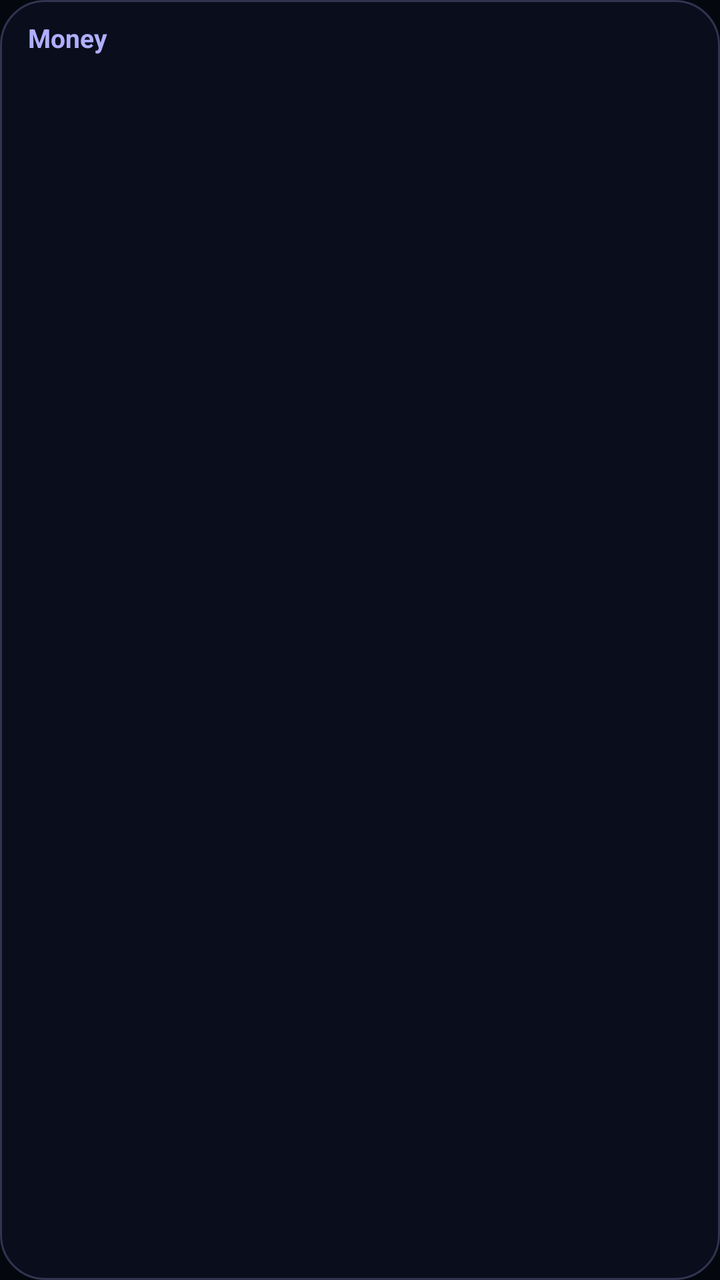
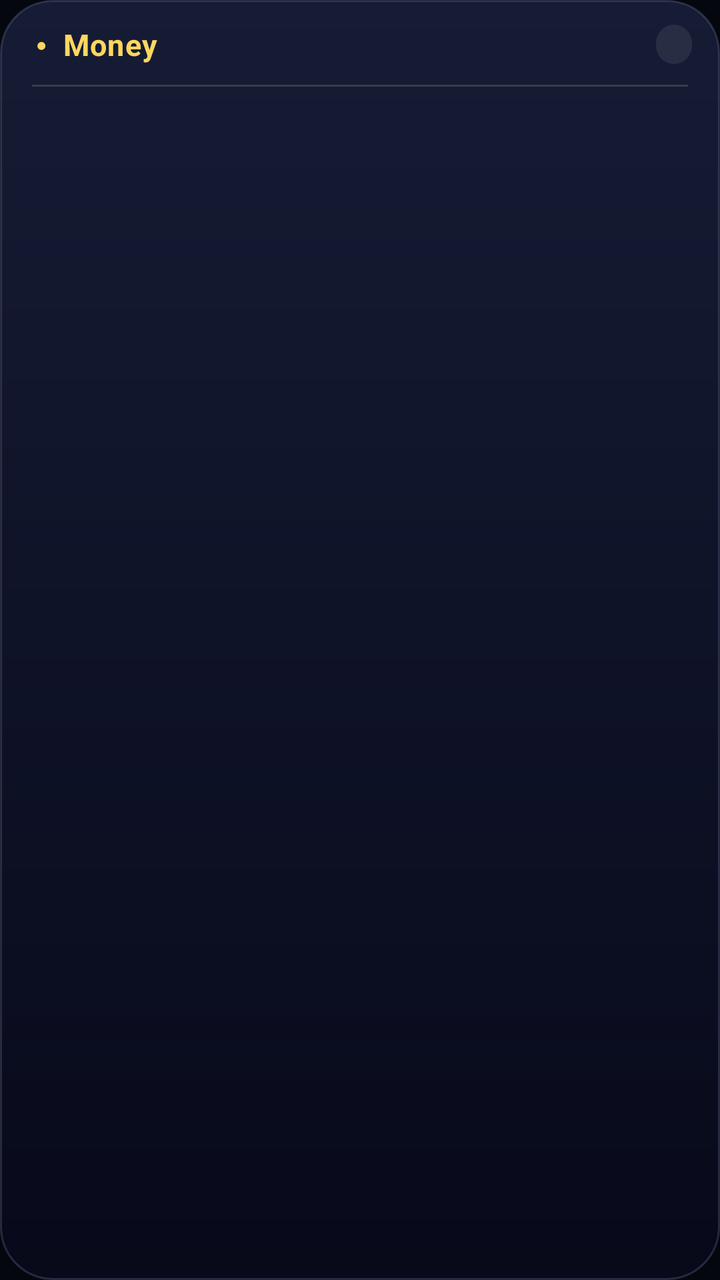

Compare the two renders of this Android layout. The source of the first and the diff that turns it into the second are given below.
<!-- AndroidManifest.xml: application theme AppTheme -->
<!-- res/layout/w_money2.xml -->
<?xml version="1.0" encoding="utf-8"?>
<LinearLayout xmlns:android="http://schemas.android.com/apk/res/android"
    android:layout_width="match_parent" android:layout_height="match_parent"
    android:orientation="vertical" android:background="@drawable/wbg" android:paddingStart="10dp" android:paddingEnd="10dp" android:paddingTop="10dp">
    <LinearLayout android:id="@+id/w_open" android:layout_width="match_parent" android:layout_height="wrap_content"
        android:orientation="horizontal" android:gravity="center_vertical" android:paddingStart="4dp" android:paddingEnd="4dp" android:paddingBottom="6dp">
        <TextView android:id="@+id/w_ph" android:layout_width="0dp" android:layout_height="wrap_content" android:layout_weight="1"
            android:text="Money" android:textSize="13sp" android:textStyle="bold" android:textColor="#AFAFFF" android:maxLines="1" android:ellipsize="end" />
        <TextView android:id="@+id/w_at" android:layout_width="wrap_content" android:layout_height="wrap_content"
            android:textSize="9.5sp" android:textColor="#6B7090" />
    </LinearLayout>
    <ListView android:id="@+id/w_list" android:layout_width="match_parent" android:layout_height="0dp" android:layout_weight="1"
        android:divider="@null" android:dividerHeight="0dp" android:scrollbars="none" android:listSelector="@android:color/transparent"
        android:fadingEdgeLength="14dp" android:requiresFadingEdge="vertical" />
</LinearLayout>
<!-- resources referenced by this layout -->
<resources>
  <!-- drawable wbg (drawable) -->
  <?xml version="1.0" encoding="utf-8"?>
  <shape xmlns:android="http://schemas.android.com/apk/res/android" android:shape="rectangle">
      <solid android:color="#F20B0E1C" />
      <stroke android:width="1dp" android:color="#40AFAFFF" />
      <corners android:radius="22dp" />
  </shape>
  <style name="AppTheme" parent="@android:style/Theme.Material.NoActionBar">
          <item name="android:windowBackground">@color/rv_bg</item>
          <item name="android:colorBackground">@color/rv_bg</item>
          <item name="android:statusBarColor">@color/rv_bg</item>
          <item name="android:navigationBarColor">@color/rv_bg</item>
          <item name="android:colorAccent">#FFAFAFFF</item>
      </style>
  <color name="rv_bg">#FF05070F</color>
</resources>

<!-- the commit's change to res/layout/w_money2.xml (unified diff, before → after) -->
@@ -1,15 +1,22 @@
 <?xml version="1.0" encoding="utf-8"?>
 <LinearLayout xmlns:android="http://schemas.android.com/apk/res/android"
     android:layout_width="match_parent" android:layout_height="match_parent"
-    android:orientation="vertical" android:background="@drawable/wbg" android:paddingStart="10dp" android:paddingEnd="10dp" android:paddingTop="10dp">
+    android:orientation="vertical" android:background="@drawable/wbg" android:paddingStart="10dp" android:paddingEnd="10dp" android:paddingTop="12dp">
     <LinearLayout android:id="@+id/w_open" android:layout_width="match_parent" android:layout_height="wrap_content"
-        android:orientation="horizontal" android:gravity="center_vertical" android:paddingStart="4dp" android:paddingEnd="4dp" android:paddingBottom="6dp">
+        android:orientation="horizontal" android:gravity="center_vertical" android:paddingStart="8dp" android:paddingEnd="4dp">
+        <TextView android:id="@+id/w_dot" android:layout_width="wrap_content" android:layout_height="wrap_content"
+            android:text="●" android:textSize="9sp" android:textColor="#FFD75F" android:layout_marginEnd="8dp" />
         <TextView android:id="@+id/w_ph" android:layout_width="0dp" android:layout_height="wrap_content" android:layout_weight="1"
-            android:text="Money" android:textSize="13sp" android:textStyle="bold" android:textColor="#AFAFFF" android:maxLines="1" android:ellipsize="end" />
+            android:text="Money" android:textSize="15sp" android:textStyle="bold" android:letterSpacing="0.03" android:textColor="#FFD75F"
+            android:maxLines="1" android:ellipsize="end" />
         <TextView android:id="@+id/w_at" android:layout_width="wrap_content" android:layout_height="wrap_content"
-            android:textSize="9.5sp" android:textColor="#6B7090" />
+            android:background="@drawable/wchip" android:paddingStart="9dp" android:paddingEnd="9dp" android:paddingTop="3dp" android:paddingBottom="3dp"
+            android:textSize="10sp" android:textColor="#8A90B4" android:maxLines="1" />
     </LinearLayout>
+    <FrameLayout android:id="@+id/w_bar" android:layout_width="match_parent" android:layout_height="1dp"
+        android:layout_marginStart="6dp" android:layout_marginEnd="6dp" android:layout_marginTop="10dp" android:layout_marginBottom="8dp"
+        android:background="#26FFFFFF" />
     <ListView android:id="@+id/w_list" android:layout_width="match_parent" android:layout_height="0dp" android:layout_weight="1"
         android:divider="@null" android:dividerHeight="0dp" android:scrollbars="none" android:listSelector="@android:color/transparent"
-        android:fadingEdgeLength="14dp" android:requiresFadingEdge="vertical" />
+        android:fadingEdgeLength="16dp" android:requiresFadingEdge="vertical" />
 </LinearLayout>
<!-- resource entries referenced after the edit -->
@@ -3,9 +3,15 @@
   <!-- drawable wbg (drawable) -->
   <?xml version="1.0" encoding="utf-8"?>
   <shape xmlns:android="http://schemas.android.com/apk/res/android" android:shape="rectangle">
-      <solid android:color="#F20B0E1C" />
-      <stroke android:width="1dp" android:color="#40AFAFFF" />
-      <corners android:radius="22dp" />
+      <gradient android:startColor="#F5161C36" android:endColor="#F507091A" android:angle="270" />
+      <stroke android:width="1dp" android:color="#2EB9BEFF" />
+      <corners android:radius="26dp" />
+  </shape>
+  <!-- drawable wchip (drawable) -->
+  <?xml version="1.0" encoding="utf-8"?>
+  <shape xmlns:android="http://schemas.android.com/apk/res/android" android:shape="rectangle">
+      <solid android:color="#14FFFFFF" />
+      <corners android:radius="99dp" />
   </shape>
   <style name="AppTheme" parent="@android:style/Theme.Material.NoActionBar">
           <item name="android:windowBackground">@color/rv_bg</item>
